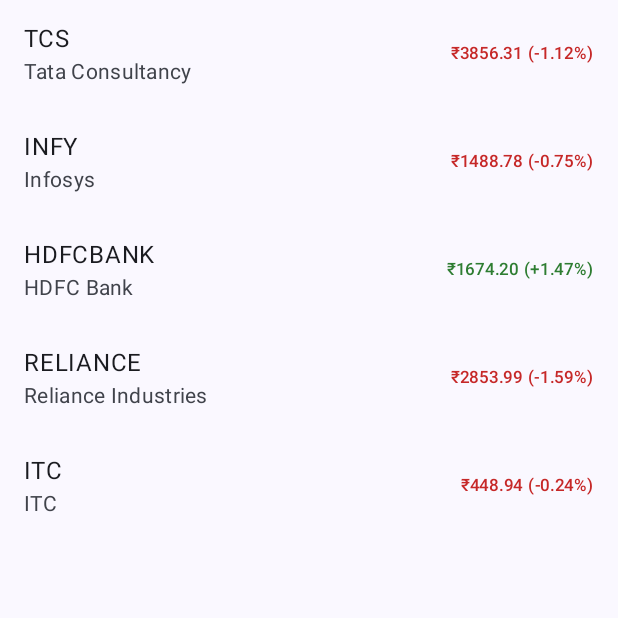
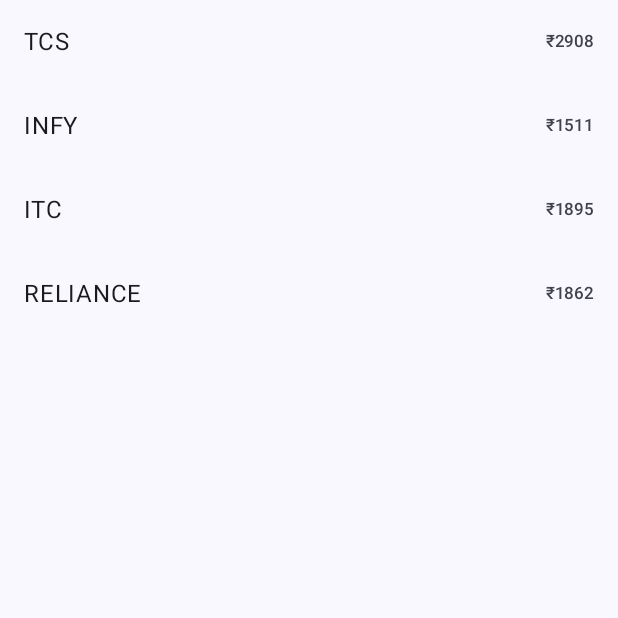
Before and after one commit to ShivangeeRajput/AndroidPlayground, an Android app built with Jetpack Compose: the screen it shows after launch (MainActivity), on a phone screen of 412 x 824 dp, the top half of it. Run offline under Robolectric (Android 15) with nearby library versions, the phone set to English and light mode, and no system bars.

Commit message:
Simplify stock polling
Co-Authored-By: Claude Sonnet 5.5 <noreply@anthropic.com>

```diff
--- a/app/src/main/java/com/example/androidplayground/MainActivity.kt
+++ b/app/src/main/java/com/example/androidplayground/MainActivity.kt
@@ -8,12 +8,8 @@ import androidx.compose.foundation.layout.fillMaxSize
 import androidx.compose.foundation.layout.padding
 import androidx.compose.material3.Scaffold
 import androidx.compose.ui.Modifier
-import androidx.navigation.compose.NavHost
-import androidx.navigation.compose.composable
-import androidx.navigation.compose.rememberNavController
-import com.example.androidplayground.stocks.ui.StockDetailScreen
-import com.example.androidplayground.stocks.ui.StockListScreen
 import com.example.androidplayground.ui.theme.AndroidPlaygroundTheme
+import com.example.androidplayground.stocks.StockApp
 
 class MainActivity : ComponentActivity() {
     override fun onCreate(savedInstanceState: Bundle?) {
@@ -21,18 +17,8 @@ class MainActivity : ComponentActivity() {
         enableEdgeToEdge()
         setContent {
             AndroidPlaygroundTheme {
-                val navController = rememberNavController()
                 Scaffold(modifier = Modifier.fillMaxSize()) { innerPadding ->
-                    NavHost(
-                        navController = navController,
-                        startDestination = "list",
-                        modifier = Modifier.padding(innerPadding),
-                    ) {
-                        composable("list") {
-                            StockListScreen(onClick = { symbol -> navController.navigate("detail/$symbol") })
-                        }
-                        composable("detail/{symbol}") { StockDetailScreen() }
-                    }
+                    StockApp(Modifier.padding(innerPadding))
                 }
             }
         }
--- a/app/src/main/java/com/example/androidplayground/core/SafeCall.kt
+++ /dev/null
@@ -1,13 +0,0 @@
-package com.example.androidplayground.core
-
-import kotlinx.coroutines.CancellationException
-
-/** Like runCatching, but never swallows coroutine cancellation. */
-suspend fun <T> safeCall(block: suspend () -> T): Result<T> =
-    try {
-        Result.success(block())
-    } catch (e: CancellationException) {
-        throw e
-    } catch (e: Exception) {
-        Result.failure(e)
-    }
--- a/app/src/main/java/com/example/androidplayground/di/AppModule.kt
+++ b/app/src/main/java/com/example/androidplayground/di/AppModule.kt
@@ -1,22 +1,12 @@
 package com.example.androidplayground.di
 
-import com.example.androidplayground.core.createOkHttpClient
-import com.example.androidplayground.stocks.data.FakeStockApi
-import com.example.androidplayground.stocks.data.StockApi
-import com.example.androidplayground.stocks.data.StockRepository
-import com.example.androidplayground.stocks.ui.StockDetailViewModel
-import com.example.androidplayground.stocks.ui.StockListViewModel
+import com.example.androidplayground.stocks.ApiService
+import com.example.androidplayground.stocks.FakeApiService
+import com.example.androidplayground.stocks.StockViewModel
 import org.koin.core.module.dsl.viewModelOf
 import org.koin.dsl.module
 
-// Register your dependencies here, e.g.
-//   single { createRetrofit("https://dummyjson.com/", get()).create(MyApi::class.java) }
-//   singleOf(::MyRepositoryImpl) { bind<MyRepository>() }
-//   viewModelOf(::MyViewModel)
 val appModule = module {
-    single { createOkHttpClient() }
-    single<StockApi> { FakeStockApi() }
-    single { StockRepository(get()) }
-    viewModelOf(::StockListViewModel)
-    viewModelOf(::StockDetailViewModel)
+    single<ApiService> { FakeApiService() }
+    viewModelOf(::StockViewModel)
 }
--- /dev/null
+++ b/app/src/main/java/com/example/androidplayground/stocks/ApiService.kt
@@ -0,0 +1,18 @@
+package com.example.androidplayground.stocks
+
+import kotlinx.coroutines.delay
+import kotlin.random.Random
+
+data class Stock(val symbol: String, val price: Int)
+
+interface ApiService {
+    suspend fun getStocks(): List<Stock>
+}
+
+// Nakli API: har call pe naya random price. Real API mile to Retrofit interface bana do.
+class FakeApiService : ApiService {
+    override suspend fun getStocks(): List<Stock> {
+        delay(300)
+        return listOf("TCS", "INFY", "ITC", "RELIANCE").map { Stock(it, Random.nextInt(100, 4000)) }
+    }
+}
--- /dev/null
+++ b/app/src/main/java/com/example/androidplayground/stocks/StockApp.kt
@@ -0,0 +1,34 @@
+package com.example.androidplayground.stocks
+
+import androidx.compose.runtime.Composable
+import androidx.compose.runtime.getValue
+import androidx.compose.ui.Modifier
+import androidx.lifecycle.compose.LifecycleStartEffect
+import androidx.lifecycle.compose.collectAsStateWithLifecycle
+import androidx.navigation.compose.NavHost
+import androidx.navigation.compose.composable
+import androidx.navigation.compose.rememberNavController
+import org.koin.androidx.compose.koinViewModel
+
+// Ek hi ViewModel dono screens ke liye, isliye polling bhi ek hi
+@Composable
+fun StockApp(modifier: Modifier = Modifier, viewModel: StockViewModel = koinViewModel()) {
+    val state by viewModel.state.collectAsStateWithLifecycle()
+    val navController = rememberNavController()
+
+    // App saamne aaye to start, background mein jaye to stop
+    LifecycleStartEffect(viewModel) {
+        viewModel.startPolling()
+        onStopOrDispose { viewModel.stopPolling() }
+    }
+
+    NavHost(navController, startDestination = "list", modifier = modifier) {
+        composable("list") {
+            StockListScreen(state, onClick = { navController.navigate("detail/$it") })
+        }
+        composable("detail/{symbol}") { entry ->
+            val symbol = entry.arguments?.getString("symbol")
+            StockDetailScreen(state.stocks.find { it.symbol == symbol })
+        }
+    }
+}
--- /dev/null
+++ b/app/src/main/java/com/example/androidplayground/stocks/StockScreens.kt
@@ -0,0 +1,44 @@
+package com.example.androidplayground.stocks
+
+import androidx.compose.foundation.clickable
+import androidx.compose.foundation.layout.Column
+import androidx.compose.foundation.layout.padding
+import androidx.compose.foundation.lazy.LazyColumn
+import androidx.compose.foundation.lazy.items
+import androidx.compose.material3.CircularProgressIndicator
+import androidx.compose.material3.ListItem
+import androidx.compose.material3.MaterialTheme
+import androidx.compose.material3.Text
+import androidx.compose.runtime.Composable
+import androidx.compose.ui.Modifier
+import androidx.compose.ui.unit.dp
+
+@Composable
+fun StockListScreen(state: StockState, onClick: (String) -> Unit) {
+    Column {
+        state.error?.let { Text(it, color = MaterialTheme.colorScheme.error) }
+        if (state.stocks.isEmpty()) CircularProgressIndicator()
+
+        LazyColumn {
+            items(state.stocks, key = { it.symbol }) { stock ->
+                ListItem(
+                    modifier = Modifier.clickable { onClick(stock.symbol) },
+                    headlineContent = { Text(stock.symbol) },
+                    trailingContent = { Text("₹${stock.price}") },
+                )
+            }
+        }
+    }
+}
+
+@Composable
+fun StockDetailScreen(stock: Stock?) {
+    Column(Modifier.padding(16.dp)) {
+        if (stock == null) {
+            CircularProgressIndicator()
+        } else {
+            Text(stock.symbol, style = MaterialTheme.typography.headlineMedium)
+            Text("Price: ₹${stock.price}")
+        }
+    }
+}
--- /dev/null
+++ b/app/src/main/java/com/example/androidplayground/stocks/StockViewModel.kt
@@ -0,0 +1,40 @@
+package com.example.androidplayground.stocks
+
+import androidx.lifecycle.ViewModel
+import androidx.lifecycle.viewModelScope
+import kotlinx.coroutines.CancellationException
+import kotlinx.coroutines.Job
+import kotlinx.coroutines.delay
+import kotlinx.coroutines.flow.MutableStateFlow
+import kotlinx.coroutines.flow.asStateFlow
+import kotlinx.coroutines.flow.update
+import kotlinx.coroutines.launch
+
+data class StockState(val stocks: List<Stock> = emptyList(), val error: String? = null)
+
+class StockViewModel(private val api: ApiService) : ViewModel() {
+    private val _state = MutableStateFlow(StockState())
+    val state = _state.asStateFlow()
+
+    private var job: Job? = null
+
+    fun startPolling() {
+        if (job?.isActive == true) return
+        job = viewModelScope.launch {
+            while (true) {
+                try {
+                    _state.value = StockState(stocks = api.getStocks())
+                } catch (e: CancellationException) {
+                    throw e // cancel ko kabhi mat rokna
+                } catch (e: Exception) {
+                    _state.update { it.copy(error = "Could not refresh") } // purana data rehne do
+                }
+                delay(2_000)
+            }
+        }
+    }
+
+    fun stopPolling() {
+        job?.cancel()
+    }
+}
--- a/app/src/main/java/com/example/androidplayground/stocks/data/StockApi.kt
+++ /dev/null
@@ -1,41 +0,0 @@
-package com.example.androidplayground.stocks.data
-
-import kotlinx.coroutines.delay
-import java.io.IOException
-import kotlin.random.Random
-
-data class Stock(val symbol: String, val name: String, val price: Double, val changePercent: Double)
-
-/** Same shape as a Retrofit interface: swap the fake for @GET functions when a real API is given. */
-interface StockApi {
-    suspend fun stocks(): List<Stock>
-    suspend fun stock(symbol: String): Stock
-}
-
-/** Random prices, with an occasional failure so the error handling can be demonstrated. */
-class FakeStockApi : StockApi {
-    private val base = listOf(
-        "TCS" to ("Tata Consultancy" to 3900.0),
-        "INFY" to ("Infosys" to 1500.0),
-        "HDFCBANK" to ("HDFC Bank" to 1650.0),
-        "RELIANCE" to ("Reliance Industries" to 2900.0),
-        "ITC" to ("ITC" to 450.0),
-    ).toMap()
-
-    override suspend fun stocks(): List<Stock> {
-        delay(300)
-        if (Random.nextInt(8) == 0) throw IOException("Fake network error")
-        return base.keys.map(::quote)
-    }
-
-    override suspend fun stock(symbol: String): Stock {
-        delay(300)
-        return quote(symbol)
-    }
-
-    private fun quote(symbol: String): Stock {
-        val (name, price) = base[symbol] ?: throw IOException("Unknown symbol $symbol")
-        val change = Random.nextDouble(-2.0, 2.0)
-        return Stock(symbol, name, price * (1 + change / 100), change)
-    }
-}
--- a/app/src/main/java/com/example/androidplayground/stocks/data/StockRepository.kt
+++ /dev/null
@@ -1,24 +0,0 @@
-package com.example.androidplayground.stocks.data
-
-import com.example.androidplayground.core.safeCall
-import kotlinx.coroutines.delay
-import kotlinx.coroutines.flow.Flow
-import kotlinx.coroutines.flow.flow
-
-class StockRepository(private val api: StockApi, private val intervalMillis: Long = 2_000) {
-
-    fun stocks(): Flow<Result<List<Stock>>> = poll { api.stocks() }
-
-    fun stock(symbol: String): Flow<Result<Stock>> = poll { api.stock(symbol) }
-
-    /**
-     * Cold flow: polls only while someone collects. The next request starts after the
-     * previous one finishes, so requests never pile up. A failure does not end the flow.
-     */
-    private fun <T> poll(request: suspend () -> T): Flow<Result<T>> = flow {
-        while (true) {
-            emit(safeCall { request() })
-            delay(intervalMillis)
-        }
-    }
-}
--- a/app/src/main/java/com/example/androidplayground/stocks/ui/StockScreens.kt
+++ /dev/null
@@ -1,75 +0,0 @@
-package com.example.androidplayground.stocks.ui
-
-import androidx.compose.foundation.clickable
-import androidx.compose.foundation.layout.Column
-import androidx.compose.foundation.layout.fillMaxSize
-import androidx.compose.foundation.layout.padding
-import androidx.compose.foundation.lazy.LazyColumn
-import androidx.compose.foundation.lazy.items
-import androidx.compose.material3.ListItem
-import androidx.compose.material3.MaterialTheme
-import androidx.compose.material3.Text
-import androidx.compose.runtime.Composable
-import androidx.compose.runtime.getValue
-import androidx.compose.ui.Modifier
-import androidx.compose.ui.graphics.Color
-import androidx.compose.ui.unit.dp
-import androidx.lifecycle.compose.collectAsStateWithLifecycle
-import com.example.androidplayground.core.LoadingView
-import com.example.androidplayground.stocks.data.Stock
-import org.koin.androidx.compose.koinViewModel
-
-@Composable
-fun StockListScreen(onClick: (String) -> Unit, viewModel: StockListViewModel = koinViewModel()) {
-    // collectAsStateWithLifecycle stops collecting in background, which stops polling.
-    val state by viewModel.state.collectAsStateWithLifecycle()
-
-    Column(Modifier.fillMaxSize()) {
-        ErrorBanner(state.error)
-        val stocks = state.data
-        if (stocks == null) {
-            LoadingView()
-        } else {
-            LazyColumn {
-                items(stocks, key = { it.symbol }) { stock ->
-                    ListItem(
-                        modifier = Modifier.clickable { onClick(stock.symbol) },
-                        headlineContent = { Text(stock.symbol) },
-                        supportingContent = { Text(stock.name) },
-                        trailingContent = { Price(stock) },
-                    )
-                }
-            }
-        }
-    }
-}
-
-@Composable
-fun StockDetailScreen(viewModel: StockDetailViewModel = koinViewModel()) {
-    val state by viewModel.state.collectAsStateWithLifecycle()
-
-    Column(Modifier.fillMaxSize().padding(16.dp)) {
-        ErrorBanner(state.error)
-        val stock = state.data
-        if (stock == null) {
-            LoadingView()
-        } else {
-            Text(stock.name, style = MaterialTheme.typography.headlineSmall)
-            Text(stock.symbol)
-            Price(stock)
-        }
-    }
-}
-
-@Composable
-private fun ErrorBanner(message: String?) {
-    message?.let { Text(it, Modifier.padding(8.dp), color = MaterialTheme.colorScheme.error) }
-}
-
-@Composable
-private fun Price(stock: Stock) {
-    Text(
-        text = "₹%.2f (%+.2f%%)".format(stock.price, stock.changePercent),
-        color = if (stock.changePercent >= 0) Color(0xFF2E7D32) else Color(0xFFC62828),
-    )
-}
--- a/app/src/main/java/com/example/androidplayground/stocks/ui/StockViewModels.kt
+++ /dev/null
@@ -1,37 +0,0 @@
-package com.example.androidplayground.stocks.ui
-
-import androidx.lifecycle.SavedStateHandle
-import androidx.lifecycle.ViewModel
-import androidx.lifecycle.viewModelScope
-import com.example.androidplayground.stocks.data.Stock
-import com.example.androidplayground.stocks.data.StockRepository
-import kotlinx.coroutines.flow.Flow
-import kotlinx.coroutines.flow.SharingStarted
-import kotlinx.coroutines.flow.StateFlow
-import kotlinx.coroutines.flow.runningFold
-import kotlinx.coroutines.flow.stateIn
-
-/** data and error together: on a failed poll we keep showing the old prices. */
-data class PollState<T>(val data: T? = null, val error: String? = null)
-
-private fun <T> Flow<Result<T>>.toPollState(viewModel: ViewModel): StateFlow<PollState<T>> =
-    runningFold(PollState<T>()) { previous, result ->
-        result.fold(
-            onSuccess = { PollState(data = it) },
-            onFailure = { previous.copy(error = "Could not refresh, retrying…") },
-        )
-    }.stateIn(
-        viewModel.viewModelScope,
-        // Stops polling 5s after the UI stops collecting (background / other screen).
-        SharingStarted.WhileSubscribed(5_000),
-        PollState(),
-    )
-
-class StockListViewModel(repository: StockRepository) : ViewModel() {
-    val state = repository.stocks().toPollState(this)
-}
-
-class StockDetailViewModel(savedStateHandle: SavedStateHandle, repository: StockRepository) : ViewModel() {
-    private val symbol: String = checkNotNull(savedStateHandle["symbol"])
-    val state = repository.stock(symbol).toPollState(this)
-}
```
Also changed, not shown: app/src/main/java/com/example/androidplayground/core/CommonViews.kt (deleted, +0 -36 lines), app/src/main/java/com/example/androidplayground/core/Network.kt (deleted, +0 -19 lines), app/src/main/java/com/example/androidplayground/core/UiState.kt (deleted, +0 -8 lines), 3 other files.
